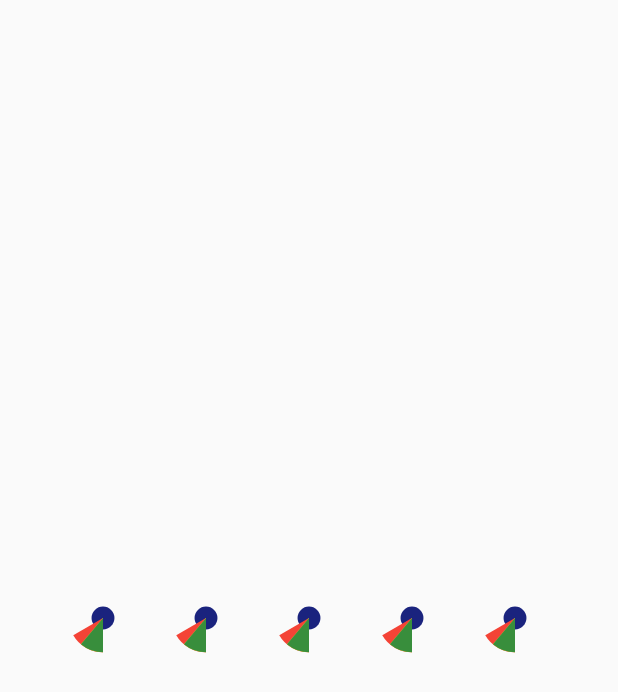
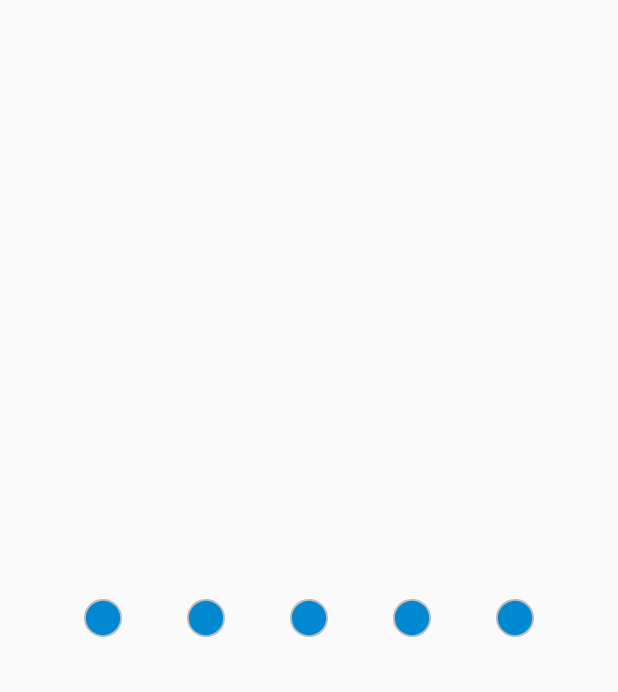
Before and after one commit to Anwesh43/LinkedChromeBallStepView, an Android app: the screen it shows after launch (MainActivity), on a phone screen of 412 x 824 dp. Shown: the top 692 px of the screen. Run offline under Robolectric (Android 15) with nearby library versions, the phone set to English and light mode, and no system bars.

Commit message:
adding changes for animation and color fixes

```diff
--- a/chromeballstepview/src/main/java/com/anwesh/uiprojects/chromeballstepview/ChromeBallStepView.kt
+++ b/chromeballstepview/src/main/java/com/anwesh/uiprojects/chromeballstepview/ChromeBallStepView.kt
@@ -15,42 +15,46 @@ import android.content.Context
 import android.util.Log
 
 val nodes : Int = 5
-val ball_color : Int = Color.parseColor("#1A237E")
-val arc_colors : Array<String> = arrayOf("#f44336", "#FDD835", "#388E3C")
+val ball_color : Int = Color.parseColor("#0288D1")
+val arc_colors : Array<String> = arrayOf("#ef5350", "#FDD835", "#43A047")
 val SIZE_FACTOR : Int = 3
-val STROKE_FACTOR : Int = 60
 val scDiv : Double = 0.51
 val scGap : Float = 0.05f
+val BACK_COLOR : Int = Color.parseColor("#BDBDBD")
 
 fun Int.getInverse() : Float = 1f / this
 
-fun Float.divideScale(i : Int, n : Int) : Float = Math.max(n.getInverse(), this - i * n.getInverse())
+fun Float.divideScale(i : Int, n : Int) : Float = Math.min(n.getInverse(), Math.max(0f, this - i * n.getInverse())) * n
 
 fun Float.getScaleFactor() : Float = Math.floor(this / scDiv).toFloat()
 
 fun Float.getMirrorValue(a : Int, b : Int) : Float = (1 - this) * a.getInverse() + this * b.getInverse()
 
-fun Float.updateScale(dir : Float, a : Int, b : Int) : Float = this.getMirrorValue(a, b) * dir * scGap
+fun Float.updateScale(dir : Float, a : Int, b : Int) : Float = getScaleFactor().getMirrorValue(a, b) * dir * scGap
 
 fun Canvas.drawCBSNode(i : Int, scale : Float, paint : Paint) {
     val w : Float = width.toFloat()
     val h : Float = height.toFloat()
     val gap : Float = w / (nodes + 1)
     val size : Float = gap / SIZE_FACTOR
-    val r : Float = size/3
+    val r : Float = size / 2
+    val r1 : Float = size / 1.8f
     val sc1 : Float = scale.divideScale(0, 2)
     val sc2 : Float = scale.divideScale(1, 2)
     save()
     translate(gap * (i + 1), h/2)
-    rotate(180f * sc2)
-    paint.color = ball_color
-    drawCircle(0f, 0f, r, paint)
+    rotate(120f + 90f * sc2)
     val deg : Float = 360f / arc_colors.size
+    Log.d("sc1","${sc1}")
     arc_colors.forEachIndexed {j, color ->
         val sc : Float = sc1.divideScale(j, arc_colors.size)
         paint.color = Color.parseColor(color)
-        drawArc(RectF(-size, -size, size, size), 0f, deg * sc, true, paint)
+        drawArc(RectF(-size, -size, size, size), deg * j, deg * sc, true, paint)
     }
+    paint.color = BACK_COLOR
+    drawCircle(0f, 0f, r1, paint)
+    paint.color = ball_color
+    drawCircle(0f, 0f, r, paint)
     restore()
 }
 
```
